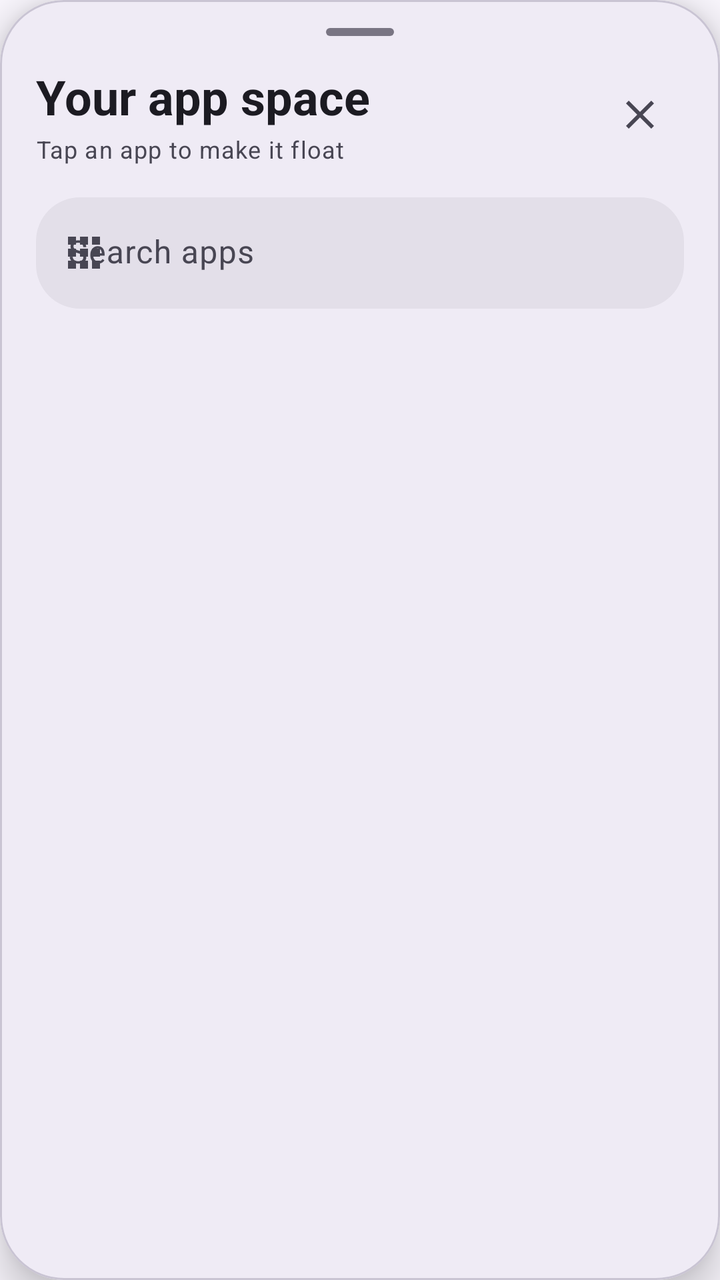
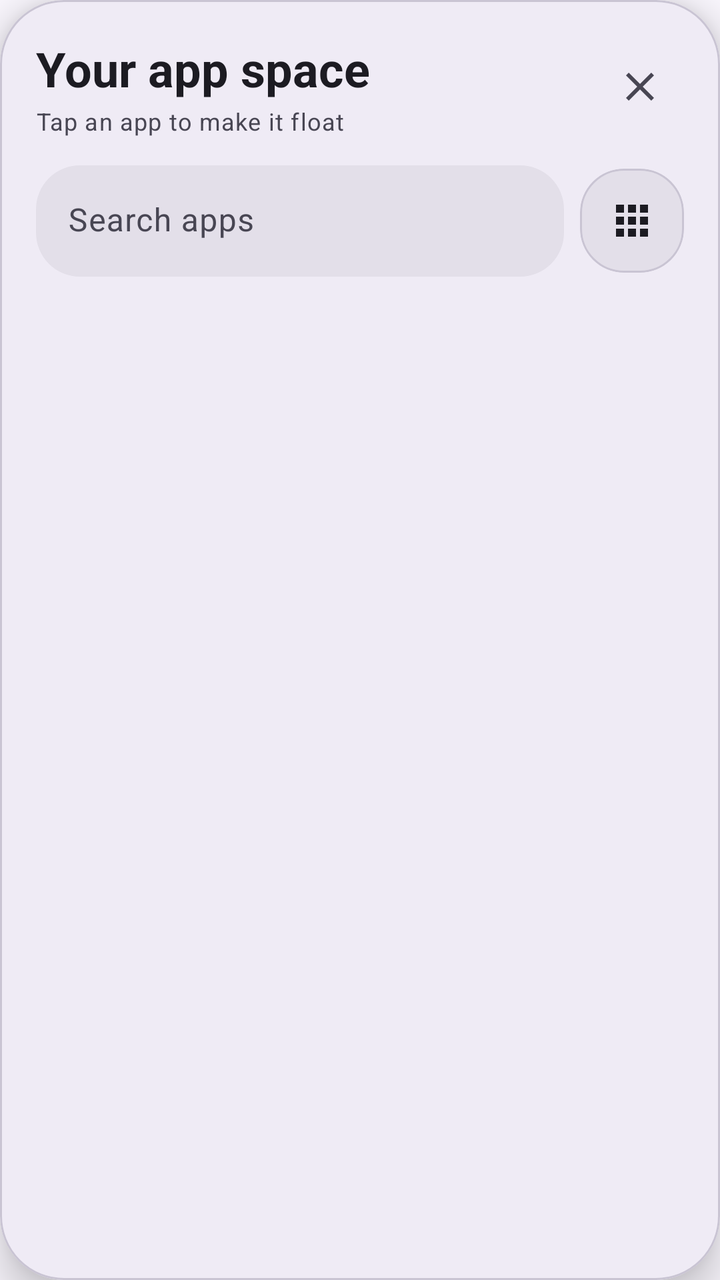

Two renders of the same Android screen: before a commit and after it. Below are the layout's source before the change and the commit's diff.
<!-- AndroidManifest.xml: application theme Theme.BubbleManager -->
<!-- res/layout/view_app_drawer.xml -->
<?xml version="1.0" encoding="utf-8"?>
<com.google.android.material.card.MaterialCardView xmlns:android="http://schemas.android.com/apk/res/android"
    xmlns:app="http://schemas.android.com/apk/res-auto"
    style="@style/Widget.Material3.CardView.Elevated"
    android:layout_width="match_parent"
    android:layout_height="match_parent"
    app:cardBackgroundColor="?attr/colorSurfaceContainer"
    app:cardCornerRadius="32dp"
    app:cardElevation="12dp"
    app:strokeColor="?attr/colorOutlineVariant"
    app:strokeWidth="1dp">
    <LinearLayout
        android:layout_width="match_parent"
        android:layout_height="match_parent"
        android:orientation="vertical"
        android:paddingStart="18dp"
        android:paddingTop="14dp"
        android:paddingEnd="18dp"
        android:paddingBottom="14dp">
        <View
            android:layout_width="34dp"
            android:layout_height="4dp"
            android:layout_gravity="center_horizontal"
            android:layout_marginBottom="14dp"
            android:background="@drawable/bg_sheet_handle" />
        <LinearLayout
            android:layout_width="match_parent"
            android:layout_height="wrap_content"
            android:gravity="center_vertical"
            android:orientation="horizontal">
            <LinearLayout
                android:layout_width="0dp"
                android:layout_height="wrap_content"
                android:layout_weight="1"
                android:orientation="vertical">
                <TextView
                    android:layout_width="wrap_content"
                    android:layout_height="wrap_content"
                    android:text="Your app space"
                    android:textAppearance="?attr/textAppearanceHeadlineSmall"
                    android:textColor="?attr/colorOnSurface"
                    android:textStyle="bold" />
                <TextView
                    android:layout_width="wrap_content"
                    android:layout_height="wrap_content"
                    android:layout_marginTop="2dp"
                    android:text="Tap an app to make it float"
                    android:textAppearance="?attr/textAppearanceBodySmall"
                    android:textColor="?attr/colorOnSurfaceVariant" />
            </LinearLayout>
            <ImageButton
                android:id="@+id/btn_close_drawer"
                android:layout_width="44dp"
                android:layout_height="44dp"
                android:background="?attr/selectableItemBackgroundBorderless"
                android:contentDescription="@string/cd_close"
                android:padding="10dp"
                android:src="@drawable/ic_close"
                android:tint="?attr/colorOnSurfaceVariant" />
        </LinearLayout>
        <com.google.android.material.textfield.TextInputLayout
            style="@style/Widget.Material3.TextInputLayout.FilledBox"
            android:layout_width="match_parent"
            android:layout_height="wrap_content"
            android:layout_marginTop="16dp"
            android:hint="@string/picker_search"
            app:boxBackgroundColor="?attr/colorSurfaceContainerHighest"
            app:boxCornerRadiusBottomEnd="22dp"
            app:boxCornerRadiusBottomStart="22dp"
            app:boxCornerRadiusTopEnd="22dp"
            app:boxCornerRadiusTopStart="22dp"
            app:boxStrokeWidth="0dp"
            app:boxStrokeWidthFocused="1dp"
            app:startIconDrawable="@drawable/ic_apps">
            <com.google.android.material.textfield.TextInputEditText
                android:id="@+id/search"
                android:layout_width="match_parent"
                android:layout_height="wrap_content"
                android:imeOptions="actionSearch"
                android:inputType="text"
                android:maxLines="1" />
        </com.google.android.material.textfield.TextInputLayout>
        <androidx.recyclerview.widget.RecyclerView
            android:id="@+id/list"
            android:layout_width="match_parent"
            android:layout_height="0dp"
            android:layout_marginTop="8dp"
            android:layout_weight="1"
            android:clipToPadding="false" />
    </LinearLayout>
</com.google.android.material.card.MaterialCardView>
<!-- resources referenced by this layout -->
<resources>
  <!-- drawable bg_sheet_handle (drawable) -->
  <?xml version="1.0" encoding="utf-8"?>
  <shape xmlns:android="http://schemas.android.com/apk/res/android" android:shape="rectangle">
      <size android:height="4dp" />
      <corners android:radius="2dp" />
      <solid android:color="?attr/colorOutline" />
  </shape>
  <!-- drawable ic_apps (drawable) -->
  <vector xmlns:android="http://schemas.android.com/apk/res/android"
      android:width="24dp"
      android:height="24dp"
      android:viewportWidth="24"
      android:viewportHeight="24"
      android:tint="?attr/colorControlNormal">
      <path
          android:fillColor="@android:color/white"
          android:pathData="M4,8h4V4H4v4zM10,20h4v-4h-4v4zM4,20h4v-4H4v4zM4,14h4v-4H4v4zM10,14h4v-4h-4v4zM16,4v4h4V4h-4zM10,8h4V4h-4v4zM16,14h4v-4h-4v4zM16,20h4v-4h-4v4z" />
  </vector>
  <!-- drawable ic_close (drawable) -->
  <vector xmlns:android="http://schemas.android.com/apk/res/android"
      android:width="24dp"
      android:height="24dp"
      android:viewportWidth="24"
      android:viewportHeight="24"
      android:tint="?attr/colorControlNormal">
      <path
          android:fillColor="@android:color/white"
          android:pathData="M19,6.41L17.59,5 12,10.59 6.41,5 5,6.41 10.59,12 5,17.59 6.41,19 12,13.41 17.59,19 19,17.59 13.41,12z" />
  </vector>
  <string name="cd_close">Close bubble</string>
  <string name="picker_search">Search apps</string>
  <color name="md_primary">#5146A8</color>
  <color name="md_on_primary">#FFFFFF</color>
  <color name="md_primary_container">#E5DEFF</color>
  <color name="md_on_primary_container">#1B0F59</color>
  <color name="md_secondary">#625B7D</color>
  <color name="md_on_secondary">#FFFFFF</color>
  <color name="md_secondary_container">#E8DFFF</color>
  <color name="md_on_secondary_container">#1E1737</color>
  <color name="md_tertiary">#8A4D66</color>
  <color name="md_on_tertiary">#FFFFFF</color>
  <color name="md_tertiary_container">#FFD9E5</color>
  <color name="md_on_tertiary_container">#3A071F</color>
  <color name="md_error">#BA1A1A</color>
  <color name="md_on_error">#FFFFFF</color>
  <color name="md_error_container">#FFDAD6</color>
  <color name="md_on_error_container">#410002</color>
  <color name="md_surface">#FBF8FF</color>
  <color name="md_on_surface">#1C1B22</color>
  <color name="md_surface_variant">#E5E0EC</color>
  <color name="md_on_surface_variant">#484653</color>
  <color name="md_outline">#797583</color>
  <color name="md_outline_variant">#C9C4D3</color>
  <color name="md_inverse_surface">#313038</color>
  <color name="md_inverse_on_surface">#F3EFF8</color>
  <color name="md_inverse_primary">#C7BFFF</color>
  <color name="md_surface_container_lowest">#FFFFFF</color>
  <color name="md_surface_container_low">#F5F1FB</color>
  <color name="md_surface_container">#EFEBF5</color>
  <color name="md_surface_container_high">#E9E5EF</color>
  <color name="md_surface_container_highest">#E3DFE9</color>
  <!-- unchanged entries left out for length: 1 -->
</resources>

<!-- the commit's change to res/layout/view_app_drawer.xml (unified diff, before → after) -->
@@ -9,30 +9,28 @@
     app:cardElevation="12dp"
     app:strokeColor="?attr/colorOutlineVariant"
     app:strokeWidth="1dp">
+
     <LinearLayout
         android:layout_width="match_parent"
         android:layout_height="match_parent"
         android:orientation="vertical"
         android:paddingStart="18dp"
-        android:paddingTop="14dp"
+        android:paddingTop="18dp"
         android:paddingEnd="18dp"
         android:paddingBottom="14dp">
-        <View
-            android:layout_width="34dp"
-            android:layout_height="4dp"
-            android:layout_gravity="center_horizontal"
-            android:layout_marginBottom="14dp"
-            android:background="@drawable/bg_sheet_handle" />
+
         <LinearLayout
             android:layout_width="match_parent"
             android:layout_height="wrap_content"
             android:gravity="center_vertical"
             android:orientation="horizontal">
+
             <LinearLayout
                 android:layout_width="0dp"
                 android:layout_height="wrap_content"
                 android:layout_weight="1"
                 android:orientation="vertical">
+
                 <TextView
                     android:layout_width="wrap_content"
                     android:layout_height="wrap_content"
@@ -40,6 +38,7 @@
                     android:textAppearance="?attr/textAppearanceHeadlineSmall"
                     android:textColor="?attr/colorOnSurface"
                     android:textStyle="bold" />
+
                 <TextView
                     android:layout_width="wrap_content"
                     android:layout_height="wrap_content"
@@ -48,6 +47,7 @@
                     android:textAppearance="?attr/textAppearanceBodySmall"
                     android:textColor="?attr/colorOnSurfaceVariant" />
             </LinearLayout>
+
             <ImageButton
                 android:id="@+id/btn_close_drawer"
                 android:layout_width="44dp"
@@ -58,33 +58,62 @@
                 android:src="@drawable/ic_close"
                 android:tint="?attr/colorOnSurfaceVariant" />
         </LinearLayout>
-        <com.google.android.material.textfield.TextInputLayout
-            style="@style/Widget.Material3.TextInputLayout.FilledBox"
+
+        <LinearLayout
             android:layout_width="match_parent"
             android:layout_height="wrap_content"
-            android:layout_marginTop="16dp"
-            android:hint="@string/picker_search"
-            app:boxBackgroundColor="?attr/colorSurfaceContainerHighest"
-            app:boxCornerRadiusBottomEnd="22dp"
-            app:boxCornerRadiusBottomStart="22dp"
-            app:boxCornerRadiusTopEnd="22dp"
-            app:boxCornerRadiusTopStart="22dp"
-            app:boxStrokeWidth="0dp"
-            app:boxStrokeWidthFocused="1dp"
-            app:startIconDrawable="@drawable/ic_apps">
-            <com.google.android.material.textfield.TextInputEditText
-                android:id="@+id/search"
-                android:layout_width="match_parent"
+            android:layout_marginTop="14dp"
+            android:gravity="center_vertical"
+            android:orientation="horizontal">
+
+            <com.google.android.material.textfield.TextInputLayout
+                style="@style/Widget.Material3.TextInputLayout.FilledBox"
+                android:layout_width="0dp"
                 android:layout_height="wrap_content"
-                android:imeOptions="actionSearch"
-                android:inputType="text"
-                android:maxLines="1" />
-        </com.google.android.material.textfield.TextInputLayout>
+                android:layout_weight="1"
+                android:hint="@string/picker_search"
+                app:boxBackgroundColor="?attr/colorSurfaceContainerHighest"
+                app:boxCornerRadiusBottomEnd="22dp"
+                app:boxCornerRadiusBottomStart="22dp"
+                app:boxCornerRadiusTopEnd="22dp"
+                app:boxCornerRadiusTopStart="22dp"
+                app:boxStrokeWidth="0dp"
+                app:boxStrokeWidthFocused="1dp">
+
+                <com.google.android.material.textfield.TextInputEditText
+                    android:id="@+id/search"
+                    android:layout_width="match_parent"
+                    android:layout_height="wrap_content"
+                    android:imeOptions="actionSearch"
+                    android:inputType="text"
+                    android:maxLines="1" />
+            </com.google.android.material.textfield.TextInputLayout>
+
+            <com.google.android.material.card.MaterialCardView
+                android:layout_width="52dp"
+                android:layout_height="52dp"
+                android:layout_marginStart="8dp"
+                app:cardBackgroundColor="?attr/colorSurfaceContainerHighest"
+                app:cardCornerRadius="22dp"
+                app:cardElevation="0dp">
+
+                <ImageButton
+                    android:id="@+id/btn_view_mode"
+                    android:layout_width="match_parent"
+                    android:layout_height="match_parent"
+                    android:background="?attr/selectableItemBackground"
+                    android:contentDescription="@string/cd_view_mode"
+                    android:padding="13dp"
+                    android:src="@drawable/ic_apps"
+                    android:tint="?attr/colorOnSurface" />
+            </com.google.android.material.card.MaterialCardView>
+        </LinearLayout>
+
         <androidx.recyclerview.widget.RecyclerView
             android:id="@+id/list"
             android:layout_width="match_parent"
             android:layout_height="0dp"
-            android:layout_marginTop="8dp"
+            android:layout_marginTop="10dp"
             android:layout_weight="1"
             android:clipToPadding="false" />
     </LinearLayout>
<!-- resource entries referenced after the edit -->
@@ -1,12 +1,5 @@
 <!-- resources referenced by this layout -->
 <resources>
-  <!-- drawable bg_sheet_handle (drawable) -->
-  <?xml version="1.0" encoding="utf-8"?>
-  <shape xmlns:android="http://schemas.android.com/apk/res/android" android:shape="rectangle">
-      <size android:height="4dp" />
-      <corners android:radius="2dp" />
-      <solid android:color="?attr/colorOutline" />
-  </shape>
   <!-- drawable ic_apps (drawable) -->
   <vector xmlns:android="http://schemas.android.com/apk/res/android"
       android:width="24dp"
@@ -30,6 +23,7 @@
           android:pathData="M19,6.41L17.59,5 12,10.59 6.41,5 5,6.41 10.59,12 5,17.59 6.41,19 12,13.41 17.59,19 19,17.59 13.41,12z" />
   </vector>
   <string name="cd_close">Close bubble</string>
+  <string name="cd_view_mode">Toggle view layout</string>
   <string name="picker_search">Search apps</string>
   <color name="md_primary">#5146A8</color>
   <color name="md_on_primary">#FFFFFF</color>
